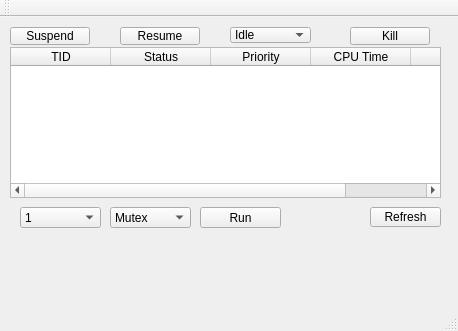
Qt form threadsManager/threadsManager.ui (o-zelinskyi/threadsManager) before a commit.
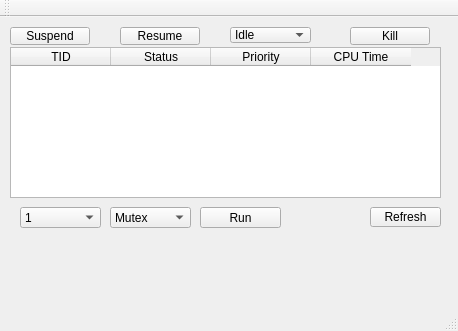
The same form after that commit.

Diff of the .ui file:
```diff
--- a/threadsManager/threadsManager.ui
+++ b/threadsManager/threadsManager.ui
@@ -52,11 +52,6 @@
       <string>CPU Time</string>
      </property>
     </column>
-    <column>
-     <property name="text">
-      <string>CPU</string>
-     </property>
-    </column>
    </widget>
    <widget class="QPushButton" name="suspendButton">
     <property name="geometry">
```
Left out of the diff: 12 changed lines with no effect on the pictures.
